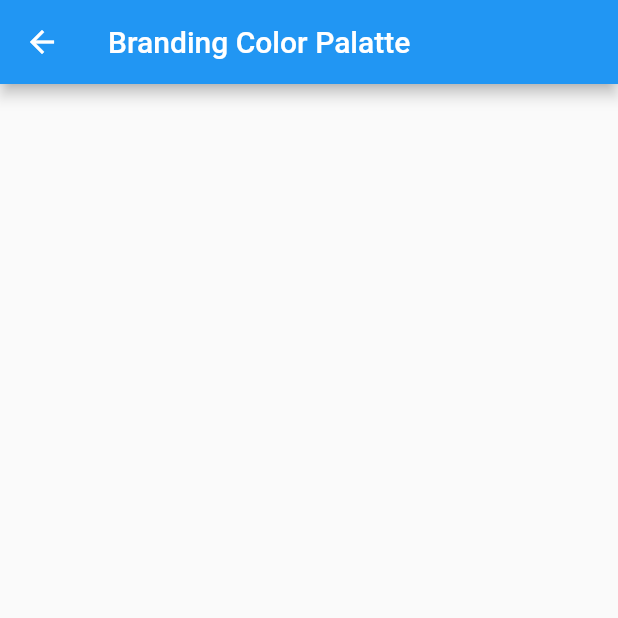
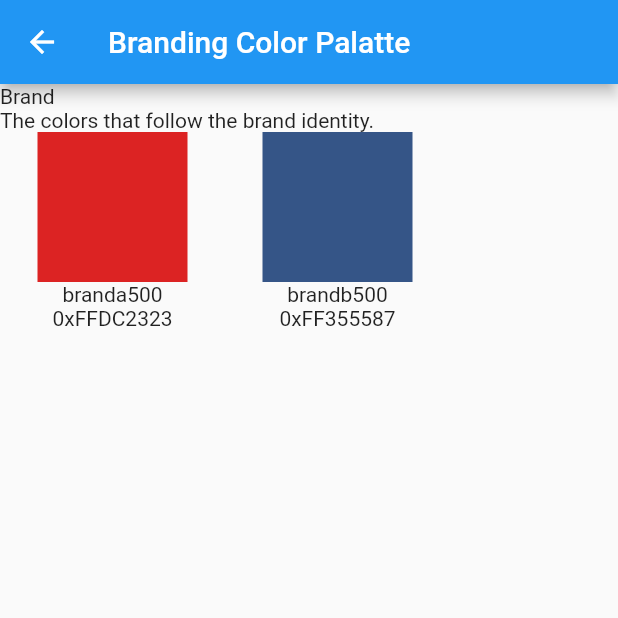
Before and after one commit to truonguit2010/OneIDDesginSystem, a Flutter app: the BrandingColorPalettePage screen opened directly, on a phone screen of 412 x 824 dp, the top half of it. Run offline on Flutter 3.47's test engine with Material 2 defaults, Android fonts, the phone set to English and light mode, and no system bars.

Commit message:
- Done Brand color.

```diff
--- a/one_id_design_system/one_id_design_system/example/lib/branding_color_palette_page.dart
+++ b/one_id_design_system/one_id_design_system/example/lib/branding_color_palette_page.dart
@@ -5,15 +5,33 @@ import 'package:one_id_design_system/branding_color_palette.dart';
 
 class BrandingColorPalettePage extends StatelessWidget {
 
+  List<SectorData> datas = [
+    SectorData(
+      sectorName: 'Brand',
+      sectorDescription: 'The colors that follow the brand identity.',
+      colors: [
+        ColorItemData(
+          color: BrandingColorPalette.branda500,
+          colorName: 'branda500',
+          colorValue: BrandingColorPalette.branda500.hexValue
+        ),
+
+        ColorItemData(
+            color: BrandingColorPalette.brandb500,
+            colorName: 'brandb500',
+            colorValue: BrandingColorPalette.brandb500.hexValue
+        ),
+      ]
+    )
+  ];
+
   @override
   Widget build(BuildContext context) {
     return Scaffold(
       appBar: AppBar(title: Text('Branding Color Palatte'),),
       body: SingleChildScrollView(
         child: Column(
-          children: [
-
-          ],
+          children: datas.map((e) { return ColorSector(sectorData: e,); }).toList(),
         ),
       ),
     );
@@ -22,10 +40,22 @@ class BrandingColorPalettePage extends StatelessWidget {
 }
 
 class ColorItemData {
-  Color color;
-  String colorName;
-  String colorValue;
+  final Color color;
+  final String colorName;
+  final String colorValue;
+
+  ColorItemData({this.color, this.colorName, this.colorValue});
 }
+
+class SectorData {
+  final String sectorName;
+  final String sectorDescription;
+  final List<ColorItemData> colors;
+
+  SectorData({this.sectorName, this.sectorDescription, this.colors});
+}
+
+
 
 class ColorItem extends StatelessWidget {
   final ColorItemData colorItemData;
@@ -35,8 +65,8 @@ class ColorItem extends StatelessWidget {
   @override
   Widget build(BuildContext context) {
     return Container(
-      width: 100,
-      height: 130,
+      width: 150,
+      height: 151,
       child: Column(
         children: [
           Container(
@@ -70,21 +100,20 @@ class HorizontalColorItemList extends StatelessWidget {
 }
 
 class ColorSector extends StatelessWidget {
-  final String sectorName;
-  final String sectorDescription;
-  final List<ColorItemData> colors;
+  final SectorData sectorData;
 
-  ColorSector({this.sectorName, this.sectorDescription, this.colors});
+  ColorSector({ @required this.sectorData });
 
   @override
   Widget build(BuildContext context) {
 
     return Container(
       child: Column(
+        crossAxisAlignment: CrossAxisAlignment.start,
         children: [
-          Text(sectorName),
-          Text(sectorDescription),
-          HorizontalColorItemList(colors),
+          Text(sectorData.sectorName),
+          Text(sectorData.sectorDescription),
+          HorizontalColorItemList(sectorData.colors),
         ],
       ),
     );
```
Also changed, not shown: one_id_design_system/one_id_design_system/example/lib/main.dart (+7 -8 lines), one_id_design_system/one_id_design_system/lib/branding_color_palette.dart (+8 -0 lines).
